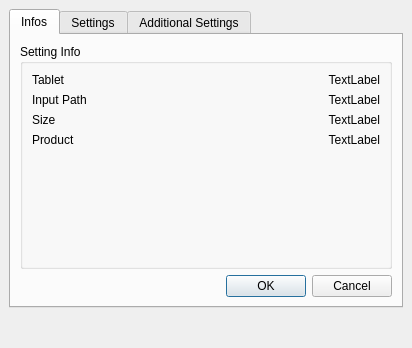
adibouG/aiptekTabletSettingApp, file widget.ui: the form before one commit.
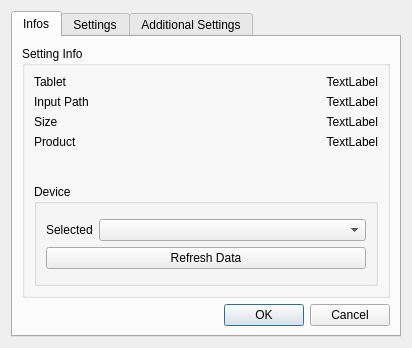
The form after the commit. The open tabs and pages were chosen to show the change.

The edit to the form file:
```diff
--- a/widget.ui
+++ b/widget.ui
@@ -13,17 +13,10 @@
   <property name="windowTitle">
    <string>Widget</string>
   </property>
-  <widget class="QWidget" name="">
-   <property name="geometry">
-    <rect>
-     <x>9</x>
-     <y>9</y>
-     <width>394</width>
-     <height>299</height>
-    </rect>
-   </property>
+  <layout class="QVBoxLayout" name="verticalLayout">
+   <item>
    <layout class="QGridLayout" name="gridLayout">
-    <item row="1" column="0">
+     <item row="0" column="0">
      <widget class="QTabWidget" name="tabWidget">
       <property name="tabPosition">
        <enum>QTabWidget::North</enum>
@@ -134,6 +127,38 @@
                </item>
               </layout>
              </item>
+              <item row="2" column="0">
+               <widget class="QGroupBox" name="horizontalGroupBox">
+                <property name="title">
+                 <string>Device</string>
+                </property>
+                <layout class="QFormLayout" name="formLayout_3">
+                 <property name="sizeConstraint">
+                  <enum>QLayout::SetMaximumSize</enum>
+                 </property>
+                 <property name="formAlignment">
+                  <set>Qt::AlignCenter</set>
+                 </property>
+                 <item row="0" column="1">
+                  <widget class="QComboBox" name="comboBox"/>
+                 </item>
+                 <item row="1" column="0" colspan="2">
+                  <widget class="QPushButton" name="pushButton">
+                   <property name="text">
+                    <string>Refresh Data</string>
+                   </property>
+                  </widget>
+                 </item>
+                 <item row="0" column="0">
+                  <widget class="QLabel" name="label_10">
+                   <property name="text">
+                    <string>Selected</string>
+                   </property>
+                  </widget>
+                 </item>
+                </layout>
+               </widget>
+              </item>
             </layout>
            </widget>
           </item>
@@ -382,7 +407,8 @@
      </widget>
     </item>
    </layout>
-  </widget>
+   </item>
+  </layout>
  </widget>
  <resources/>
  <connections/>
```
Left out of the diff: 2 changed lines with no effect on the pictures. Lines whose indentation alone changed are shown as unchanged.
